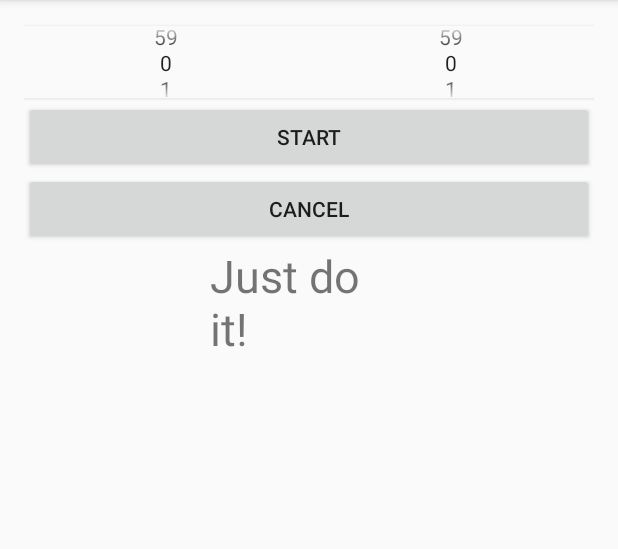
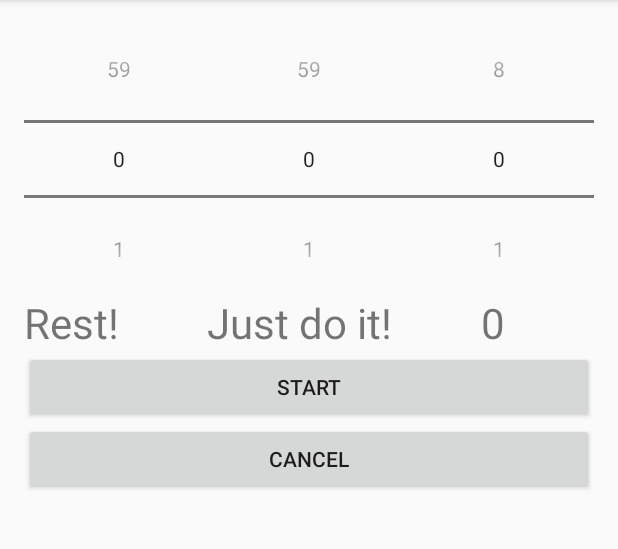
Before and after one commit to ManituPC/MyApplication, an Android app: the ActivityTimer screen opened directly, with no data from a screen before it, after a tap on "START", on a phone screen of 412 x 824 dp, the part 84-633 px from its top. Run offline under Robolectric (Android 15) with nearby library versions, the phone set to English and light mode, and no system bars.

Commit message:
create metod NumberRound

```diff
--- a/app/src/main/java/com/example/fitness_application/ActivityTimer.java
+++ b/app/src/main/java/com/example/fitness_application/ActivityTimer.java
@@ -16,9 +16,13 @@ import java.util.Date;
  */
 public class ActivityTimer extends AppCompatActivity {
 
-    private TextView mTextField;
-    private NumberPicker PickerSecWork;
-    private NumberPicker PickerSecRest;
+    private TextView mTextWork;
+    private TextView mTextRest;
+    private TextView mTextRound;
+    private NumberPicker pickerSecWork;
+    private NumberPicker pickerSecRest;
+    private NumberPicker pickerRound;
+    int n;
     long secWork;
     long secRest;
     boolean mIsRunning = false;
@@ -29,29 +33,32 @@ public class ActivityTimer extends AppCompatActivity {
         super.onCreate(savedInstanceState);
         setContentView(R.layout.activity_timer);
 
-        mTextField = (TextView) findViewById(R.id.textView10);
-        PickerSecWork = (NumberPicker) findViewById(R.id.PickerWO);
-        PickerSecRest = (NumberPicker) findViewById(R.id.PickerR);
-        PickerSecWork.setMinValue(0);
-        PickerSecWork.setMaxValue(59);
-        PickerSecRest.setMinValue(0);
-        PickerSecRest.setMaxValue(59);
-        PickerSecWork.setOnValueChangedListener(onValueChanged);
-//        secWork = PickerSecWork.getValue();
-//        secRest = PickerSecRest.getValue();
-        int value = PickerSecWork.getValue();
-        secWork = Long.parseLong(String.valueOf(value));
+        mTextWork = (TextView) findViewById(R.id.textViewWork);
+        mTextRest = (TextView) findViewById(R.id.textViewRest);
+        mTextRound = (TextView) findViewById(R.id.textViewRound);
+        pickerSecWork = (NumberPicker) findViewById(R.id.pickerWO);
+        pickerSecRest = (NumberPicker) findViewById(R.id.pickerR);
+        pickerRound = (NumberPicker) findViewById(R.id.pickerRound);
+        pickerSecWork.setMinValue(0);
+        pickerSecWork.setMaxValue(59);
+        pickerSecRest.setMinValue(0);
+        pickerSecRest.setMaxValue(59);
+        pickerRound.setMinValue(0);
+        pickerRound.setMaxValue(8);
+        pickerSecWork.setOnValueChangedListener(onValueChangedWork);
+        pickerSecRest.setOnValueChangedListener(onValueChangedRest);
+        pickerRound.setOnValueChangedListener(onValueChangedRound);
     }
 
     public void TimerWorkOut() {
         new CountDownTimer(secWork, 1000) {
 
             public void onTick(long millisUntilFinished) {
-                mTextField.setText(" " + millisUntilFinished / 1000);
+                mTextWork.setText(" " + millisUntilFinished / 1000);
             }
 
             public void onFinish() {
-                mTextField.setText("Rest!");
+                mTextWork.setText("Rest!");
             }
         }.start();
     }
@@ -60,18 +67,30 @@ public class ActivityTimer extends AppCompatActivity {
         new CountDownTimer(secRest, 1000) {
 
             public void onTick(long millisUntilFinished) {
-                mTextField.setText(" " + millisUntilFinished / 1000);
+                mTextRest.setText(" " + millisUntilFinished / 1000);
             }
 
             public void onFinish() {
-                mTextField.setText("Just do it!");
+                mTextRest.setText("Just do it!");
             }
         }.start();
     }
 
+    public void NumberRound() {
+        int value = pickerRound.getValue();
+        secWork = Integer.parseInt(String.valueOf(value));
+
+        for (n = value; n <= 8; n = n++) {
+
+        }
+
+
+    }
     public void ClickStart(View view) {
+        secWork = pickerSecWork.getValue() * 1000;
         TimerWorkOut();
         if(secWork == 0) {
+            secRest = pickerSecRest.getValue() * 1000;
             TimerRest();
         }
     }
@@ -80,17 +99,39 @@ public class ActivityTimer extends AppCompatActivity {
 
     }
 
-    NumberPicker.OnValueChangeListener onValueChanged = new NumberPicker.OnValueChangeListener() {
+    NumberPicker.OnValueChangeListener onValueChangedWork = new NumberPicker.OnValueChangeListener() {
         @Override
         public void onValueChange(NumberPicker picker, int oldVal, int newVal) {
             if (!mIsRunning) {
-                mTextField.setText(intToTime(newVal));
+                mTextWork.setText(intToTime(newVal));
                 mCurrentPeriod = newVal;
             }
         }
     };
 
+    NumberPicker.OnValueChangeListener onValueChangedRest = new NumberPicker.OnValueChangeListener() {
+        @Override
+        public void onValueChange(NumberPicker picker, int oldVal, int newVal) {
+            if (!mIsRunning) {
+                mTextRest.setText(intToTime(newVal));
+                mCurrentPeriod = newVal;
+            }
+        }
+    };
 
+    NumberPicker.OnValueChangeListener onValueChangedRound = new NumberPicker.OnValueChangeListener() {
+        @Override
+        public void onValueChange(NumberPicker picker, int oldVal, int newVal) {
+            if (!mIsRunning) {
+                mTextRound.setText(NumberRound(newVal));
+                mCurrentPeriod = newVal;
+            }
+        }
+    };
+
+    private String NumberRound (int i) {
+        return (secWork);
+    }
 
     private String intToTime(int i) {
         return (new SimpleDateFormat("ss")).format(new Date(i * 1000));
--- a/app/src/main/res/layout/activity_timer.xml
+++ b/app/src/main/res/layout/activity_timer.xml
@@ -9,42 +9,87 @@
                 android:paddingBottom="@dimen/activity_vertical_margin">
 
     <LinearLayout
+        android:layout_width="match_parent"
+        android:layout_height="wrap_content"
+        android:layout_alignParentLeft="true"
+        android:layout_alignParentStart="true"
+        android:layout_alignParentTop="true"
         android:orientation="vertical"
-            android:layout_width="match_parent"
-            android:layout_height="match_parent" tools:ignore="UselessParent" android:weightSum="1">
+        android:weightSum="1"
+        tools:ignore="UselessParent">
+
         <TableRow
             android:layout_width="match_parent"
-                android:layout_height="51dp">
+            android:layout_height="match_parent">
+
             <NumberPicker
+                android:id="@+id/pickerWO"
+                android:layout_width="match_parent"
+                android:layout_height="wrap_content"
+                android:layout_gravity="center_vertical|center_horizontal"
+                android:layout_weight="1" />
+
+            <NumberPicker
+                android:id="@+id/pickerR"
+                android:layout_width="match_parent"
+                android:layout_height="wrap_content"
+                android:layout_gravity="center_vertical|center_horizontal"
+                android:layout_weight="1" />
+
+            <NumberPicker
+                android:id="@+id/pickerRound"
+                android:layout_width="match_parent"
+                android:layout_height="wrap_content"
+                android:layout_weight="1" />
+        </TableRow>
+
+        <TableRow
+            android:layout_width="match_parent"
+            android:layout_height="match_parent">
+
+            <TextView
+                android:id="@+id/textViewWork"
                 android:layout_width="wrap_content"
                 android:layout_height="wrap_content"
-                    android:id="@+id/PickerWO"
-                    android:layout_weight="1"/>
-            <NumberPicker
+                android:layout_gravity="center_vertical|center_horizontal"
+                android:layout_weight="1"
+                android:text="@string/_0"
+                android:textSize="28sp" />
+
+            <TextView
+                android:id="@+id/textViewRest"
                 android:layout_width="wrap_content"
                 android:layout_height="wrap_content"
-                    android:id="@+id/PickerR"
-                    android:layout_weight="1"/>
+                android:layout_gravity="center_vertical|center_horizontal"
+                android:layout_weight="1"
+                android:text="@string/_0"
+                android:textSize="28sp" />
+
+            <TextView
+                android:id="@+id/textViewRound"
+                android:layout_width="wrap_content"
+                android:layout_height="wrap_content"
+                android:layout_gravity="center_vertical|center_horizontal"
+                android:layout_weight="1"
+                android:text="@string/_0"
+                android:textSize="28sp" />
         </TableRow>
+
         <Button
-                android:text="@string/start"
+            android:id="@+id/startTime"
             android:layout_width="match_parent"
             android:layout_height="wrap_content"
-                android:id="@+id/startTime"
             android:layout_gravity="center_vertical|center_horizontal"
-                android:onClick="ClickStart"/>
+            android:onClick="ClickStart"
+            android:text="@string/start" />
+
         <Button
-                android:text="Cancel"
+            android:id="@+id/cancelTime"
             android:layout_width="match_parent"
             android:layout_height="wrap_content"
-                android:id="@+id/stopTime"
-                android:onClick="ClickCancel"/>
-        <TextView
-                android:text="@string/textview"
-                android:layout_width="131dp"
-                android:layout_height="wrap_content"
-                android:id="@+id/textView10"
-                android:layout_gravity="center_vertical|center_horizontal"
-                android:textSize="30sp"/>
+            android:onClick="ClickCancel"
+            android:text="Cancel" />
+
     </LinearLayout>
+
 </RelativeLayout>
--- a/app/src/main/res/values/strings.xml
+++ b/app/src/main/res/values/strings.xml
@@ -24,4 +24,5 @@
     <string name="Btn_start">Start</string>
     <string name="start">Start</string>
     <string name="textview">TextView</string>
+    <string name="_0">0</string>
 </resources>
--- a/build.gradle
+++ b/build.gradle
@@ -5,7 +5,7 @@ buildscript {
         jcenter()
     }
     dependencies {
-        classpath 'com.android.tools.build:gradle:2.2.2'
+        classpath 'com.android.tools.build:gradle:2.3.2'
 
         // NOTE: Do not place your application dependencies here; they belong
         // in the individual module build.gradle files
```
Also changed, not shown: gradle/wrapper/gradle-wrapper.properties. Lines whose indentation alone changed are shown as unchanged.
